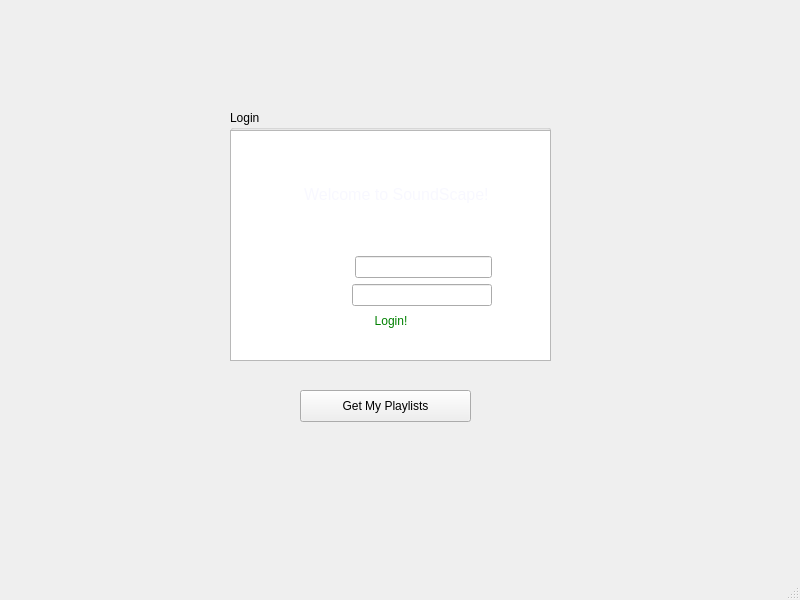
Before: the Qt Designer form shubh/SoundScape/loginwindow.ui in Chi-joy/SoundScape-bitbucket, drawn with Qt 5.
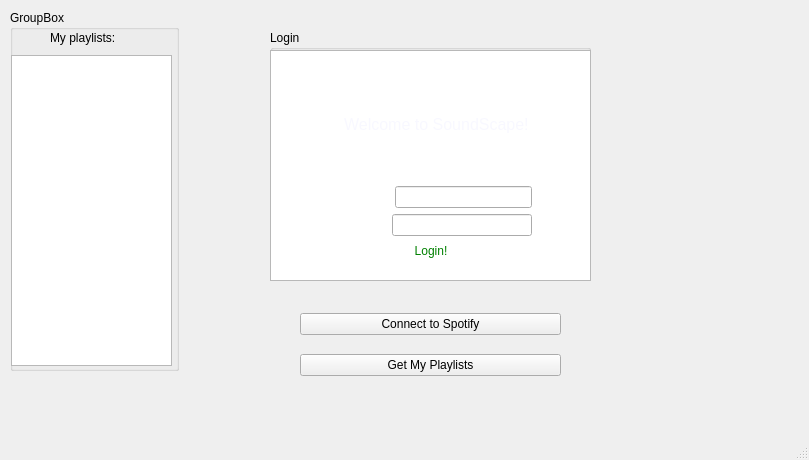
After: the same form once the commit is applied.

Commit message: playlists show up

What changed in the file:
```diff
--- a/shubh/SoundScape/loginwindow.ui
+++ b/shubh/SoundScape/loginwindow.ui
@@ -6,32 +6,22 @@
    <rect>
     <x>0</x>
     <y>0</y>
-    <width>800</width>
-    <height>600</height>
+    <width>809</width>
+    <height>460</height>
    </rect>
   </property>
   <property name="windowTitle">
    <string>LoginWindow</string>
   </property>
   <widget class="QWidget" name="centralwidget">
-   <widget class="QPushButton" name="pushButton_spotify">
-    <property name="geometry">
-     <rect>
-      <x>270</x>
-      <y>210</y>
-      <width>221</width>
-      <height>61</height>
-     </rect>
-    </property>
-    <property name="text">
-     <string>Connect to Spotify</string>
-    </property>
-   </widget>
    <widget class="QGroupBox" name="groupBox_login">
+    <property name="enabled">
+     <bool>true</bool>
+    </property>
     <property name="geometry">
      <rect>
-      <x>230</x>
-      <y>110</y>
+      <x>270</x>
+      <y>30</y>
       <width>321</width>
       <height>251</height>
      </rect>
@@ -79,7 +69,7 @@
      <property name="geometry">
       <rect>
        <x>60</x>
-       <y>40</y>
+       <y>50</y>
        <width>202</width>
        <height>180</height>
       </rect>
@@ -173,18 +163,89 @@
      </layout>
     </widget>
    </widget>
-   <widget class="QPushButton" name="pushButton_playlists">
+   <widget class="QWidget" name="">
+    <property name="geometry">
+     <rect>
+      <x>0</x>
+      <y>0</y>
+      <width>2</width>
+      <height>2</height>
+     </rect>
+    </property>
+    <layout class="QVBoxLayout" name="verticalLayout_2"/>
+   </widget>
+   <widget class="QWidget" name="">
+    <property name="geometry">
+     <rect>
+      <x>0</x>
+      <y>0</y>
+      <width>2</width>
+      <height>2</height>
+     </rect>
+    </property>
+    <layout class="QVBoxLayout" name="verticalLayout_3"/>
+   </widget>
+   <widget class="QWidget" name="">
     <property name="geometry">
      <rect>
       <x>300</x>
-      <y>390</y>
-      <width>171</width>
-      <height>32</height>
+      <y>300</y>
+      <width>261</width>
+      <height>91</height>
      </rect>
     </property>
-    <property name="text">
-     <string>Get My Playlists</string>
+    <layout class="QVBoxLayout" name="verticalLayout_5">
+     <item>
+      <widget class="QPushButton" name="pushButton_spotify">
+       <property name="text">
+        <string>Connect to Spotify</string>
+       </property>
+      </widget>
+     </item>
+     <item>
+      <widget class="QPushButton" name="pushButton_playlists">
+       <property name="text">
+        <string>Get My Playlists</string>
+       </property>
+      </widget>
+     </item>
+    </layout>
+   </widget>
+   <widget class="QGroupBox" name="groupBox">
+    <property name="geometry">
+     <rect>
+      <x>10</x>
+      <y>10</y>
+      <width>169</width>
+      <height>361</height>
+     </rect>
     </property>
+    <property name="title">
+     <string>GroupBox</string>
+    </property>
+    <widget class="QLabel" name="label">
+     <property name="geometry">
+      <rect>
+       <x>40</x>
+       <y>20</y>
+       <width>75</width>
+       <height>16</height>
+      </rect>
+     </property>
+     <property name="text">
+      <string>My playlists:</string>
+     </property>
+    </widget>
+    <widget class="QListView" name="listView_playlists">
+     <property name="geometry">
+      <rect>
+       <x>1</x>
+       <y>45</y>
+       <width>161</width>
+       <height>311</height>
+      </rect>
+     </property>
+    </widget>
    </widget>
   </widget>
   <widget class="QMenuBar" name="menubar">
```
Left out of the diff: 2 changed lines with no effect on the pictures. The commit also changes 5 other files.
